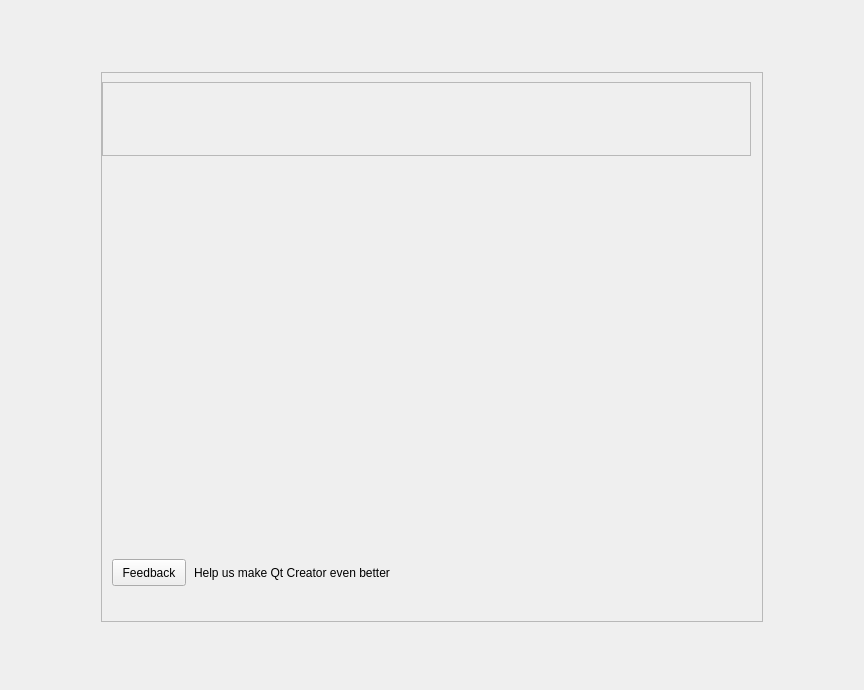
Old version of the form src/plugins/welcome/welcomemode.ui in the repository qt-creator/qt-creator.
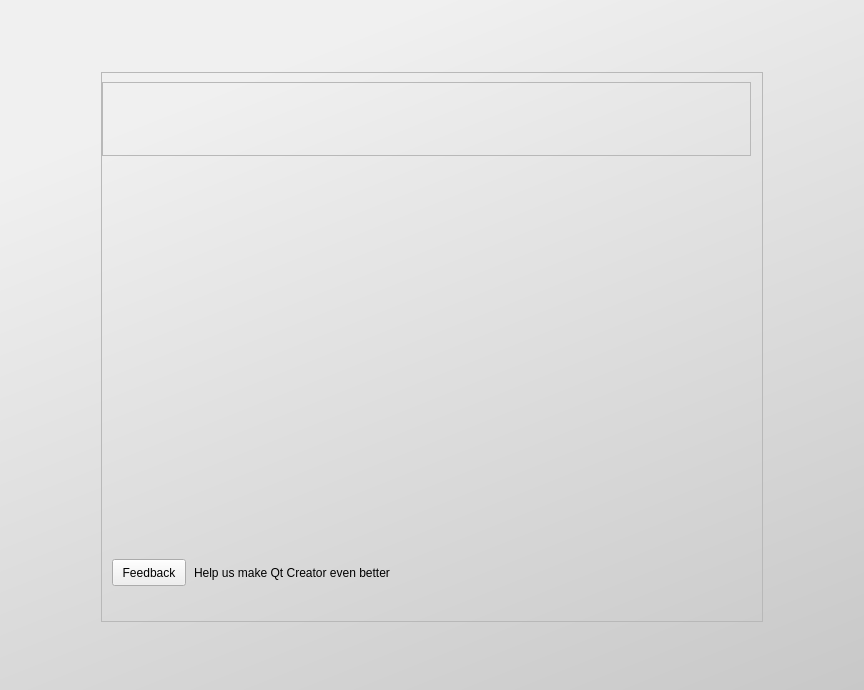
New version of the form. Icons and pictures are not drawn.

Commit message:
Fixed centering and background of welcomepage
We still need a more decorative background but I
reintroduced the gradient for now.

```diff
--- a/src/plugins/welcome/welcomemode.ui
+++ b/src/plugins/welcome/welcomemode.ui
@@ -76,11 +76,11 @@
    <item>
     <widget class="QWidget" name="gradientWidget" native="true">
      <property name="styleSheet">
-      <string notr="true">/*
+      <string notr="true">
 #gradientWidget {
-  background-color: qlineargradient(spread:pad, x1:0.5, y1:0, x2:0.5, y2:1, stop:0 rgba(247, 247, 247, 255), stop:1 rgba(215, 215, 215, 255));
+  background-color: qlineargradient(spread:pad, x1:0.5, y1:0, x2:1.0, y2:1, stop:0 rgba(240, 240, 240, 255), stop:1 rgba(200, 200, 200, 255));
 }
-*/
+
 #gradientWidget {
     border-image: url(:/core/images/welcomebg.png) 4;
 }
@@ -448,6 +448,12 @@
         <property name="sizeType">
          <enum>QSizePolicy::Expanding</enum>
         </property>
+        <property name="sizeHint" stdset="0">
+         <size>
+          <width>0</width>
+          <height>0</height>
+         </size>
+        </property>
        </spacer>
       </item>
       <item row="0" column="0">
@@ -455,8 +461,11 @@
         <property name="orientation">
          <enum>Qt::Vertical</enum>
         </property>
-        <property name="sizeType">
-         <enum>QSizePolicy::Expanding</enum>
+        <property name="sizeHint" stdset="0">
+         <size>
+          <width>20</width>
+          <height>40</height>
+         </size>
         </property>
        </spacer>
       </item>
```
Left out of the diff: 2 changed lines with no effect on the pictures.
